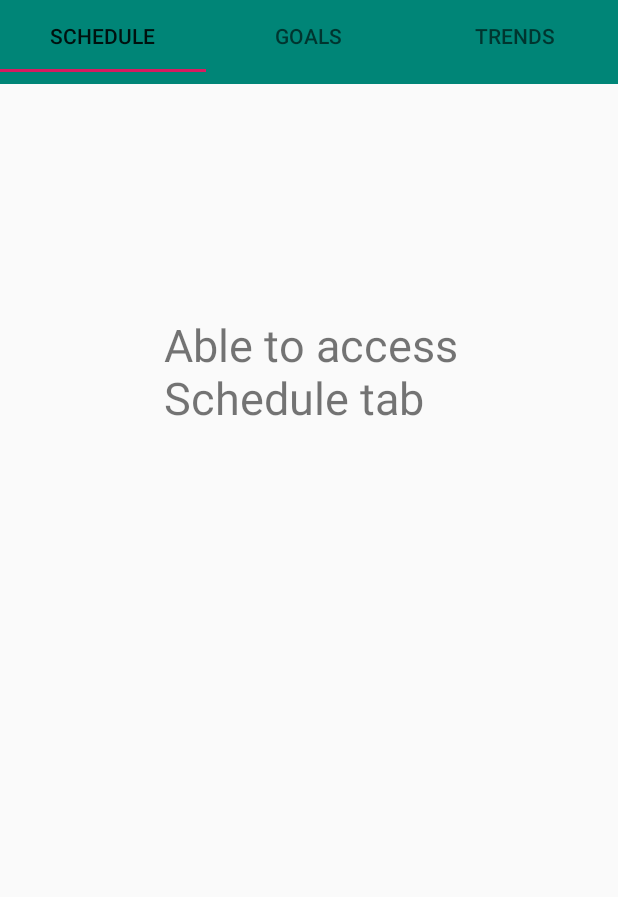
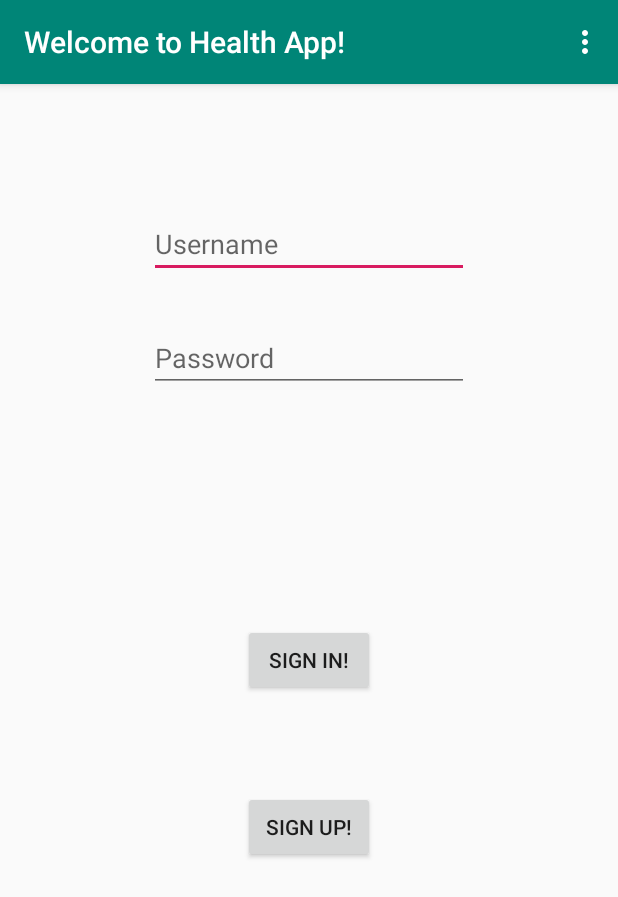
Before and after one commit to mskopic/HealthApp_test, an Android app: the screen it shows after launch (MainActivity), on a phone screen of 412 x 824 dp. Shown: the top 897 px of the screen. Run offline under Robolectric (Android 15) with nearby library versions, the phone set to English and light mode, and no system bars.

Commit message:
user sign in/ sign up

```diff
--- /dev/null
+++ b/app/src/main/res/layout/activity_welcome.xml
@@ -0,0 +1,25 @@
+<?xml version="1.0" encoding="utf-8"?>
+<android.support.design.widget.CoordinatorLayout xmlns:android="http://schemas.android.com/apk/res/android"
+    xmlns:app="http://schemas.android.com/apk/res-auto"
+    xmlns:tools="http://schemas.android.com/tools"
+    android:layout_width="match_parent"
+    android:layout_height="match_parent"
+    tools:context=".Welcome">
+
+    <android.support.design.widget.AppBarLayout
+        android:layout_width="match_parent"
+        android:layout_height="wrap_content"
+        android:theme="@style/AppTheme.AppBarOverlay">
+
+        <android.support.v7.widget.Toolbar
+            android:id="@+id/toolbar"
+            android:layout_width="match_parent"
+            android:layout_height="?attr/actionBarSize"
+            android:background="?attr/colorPrimary"
+            app:popupTheme="@style/AppTheme.PopupOverlay" />
+
+    </android.support.design.widget.AppBarLayout>
+
+    <include layout="@layout/content_welcome" />
+
+</android.support.design.widget.CoordinatorLayout>
--- /dev/null
+++ b/app/src/main/res/layout/content_welcome.xml
@@ -0,0 +1,95 @@
+<?xml version="1.0" encoding="utf-8"?>
+<android.support.constraint.ConstraintLayout xmlns:android="http://schemas.android.com/apk/res/android"
+    xmlns:app="http://schemas.android.com/apk/res-auto"
+    xmlns:tools="http://schemas.android.com/tools"
+    android:layout_width="match_parent"
+    android:layout_height="match_parent"
+    app:layout_behavior="@string/appbar_scrolling_view_behavior"
+    tools:context=".Welcome"
+    tools:showIn="@layout/activity_welcome">
+
+    <EditText
+        android:id="@+id/username"
+        android:layout_width="wrap_content"
+        android:layout_height="wrap_content"
+        android:layout_marginStart="8dp"
+        android:layout_marginLeft="8dp"
+        android:layout_marginTop="84dp"
+        android:layout_marginEnd="8dp"
+        android:layout_marginRight="8dp"
+        android:ems="10"
+        android:hint="Username"
+        android:inputType="textPersonName"
+        app:layout_constraintEnd_toEndOf="parent"
+        app:layout_constraintStart_toStartOf="parent"
+        app:layout_constraintTop_toTopOf="parent" />
+
+    <EditText
+        android:id="@+id/password"
+        android:layout_width="wrap_content"
+        android:layout_height="wrap_content"
+        android:layout_marginStart="8dp"
+        android:layout_marginLeft="8dp"
+        android:layout_marginTop="160dp"
+        android:layout_marginEnd="8dp"
+        android:layout_marginRight="8dp"
+        android:ems="10"
+        android:hint="Password"
+        android:inputType="textPassword"
+        app:layout_constraintEnd_toEndOf="parent"
+        app:layout_constraintStart_toStartOf="parent"
+        app:layout_constraintTop_toTopOf="parent" />
+
+    <Button
+        android:id="@+id/signin"
+        android:layout_width="wrap_content"
+        android:layout_height="wrap_content"
+        android:layout_marginStart="8dp"
+        android:layout_marginLeft="8dp"
+        android:layout_marginTop="8dp"
+        android:layout_marginEnd="8dp"
+        android:layout_marginRight="8dp"
+        android:layout_marginBottom="8dp"
+        android:onClick="login"
+        android:text="Sign in!"
+        app:layout_constraintBottom_toBottomOf="parent"
+        app:layout_constraintEnd_toEndOf="parent"
+        app:layout_constraintStart_toStartOf="parent"
+        app:layout_constraintTop_toTopOf="parent" />
+
+    <Button
+        android:id="@+id/signup"
+        android:layout_width="wrap_content"
+        android:layout_height="wrap_content"
+        android:layout_marginStart="8dp"
+        android:layout_marginLeft="8dp"
+        android:layout_marginTop="8dp"
+        android:layout_marginEnd="8dp"
+        android:layout_marginRight="8dp"
+        android:layout_marginBottom="8dp"
+        android:onClick="signup"
+        android:text="Sign Up!"
+        app:layout_constraintBottom_toBottomOf="parent"
+        app:layout_constraintEnd_toEndOf="parent"
+        app:layout_constraintHorizontal_bias="0.501"
+        app:layout_constraintStart_toStartOf="parent"
+        app:layout_constraintTop_toTopOf="parent"
+        app:layout_constraintVertical_bias="0.658" />
+
+    <TextView
+        android:id="@+id/error"
+        android:layout_width="wrap_content"
+        android:layout_height="48dp"
+        android:layout_marginStart="8dp"
+        android:layout_marginLeft="8dp"
+        android:layout_marginTop="8dp"
+        android:layout_marginEnd="8dp"
+        android:layout_marginRight="8dp"
+        android:layout_marginBottom="8dp"
+        app:layout_constraintBottom_toBottomOf="parent"
+        app:layout_constraintEnd_toEndOf="parent"
+        app:layout_constraintStart_toStartOf="parent"
+        app:layout_constraintTop_toTopOf="parent"
+        app:layout_constraintVertical_bias="0.014" />
+
+</android.support.constraint.ConstraintLayout>
--- a/app/src/main/res/values/strings.xml
+++ b/app/src/main/res/values/strings.xml
@@ -92,4 +92,10 @@
     <string name="title_activity_diet_macros">DietMacros</string>
     <string name="title_activity_meal">Meal</string>
     <string name="title_activity_new_meal">NewMeal</string>
+
+    <!-- TODO: Remove or change this placeholder text -->
+    <string name="hello_blank_fragment">Hello blank fragment</string>
+    <string name="title_activity_tabs">TabsActivity</string>
+    <string name="title_activity_welcome">Welcome</string>
+    <string name="title_activity_user_sign_up">UserSignUp</string>
 </resources>
```
Also changed, not shown: app/src/main/AndroidManifest.xml (+20 -1 lines), app/src/main/java/com/example/healthapp_test/Diet.java (+13 -7 lines), app/src/main/java/com/example/healthapp_test/MainActivity.java (+68 -11 lines), app/src/main/java/com/example/healthapp_test/Meal.java (+6 -2 lines), app/src/main/java/com/example/healthapp_test/TabsActivity.java (added, +69 -0 lines), app/src/main/java/com/example/healthapp_test/UserDetails.java (added, +41 -0 lines), app/src/main/java/com/example/healthapp_test/UserSignUp.java (added, +47 -0 lines), app/src/main/java/com/example/healthapp_test/Welcome.java (added, +49 -0 lines), app/src/main/res/layout/activity_tabs.xml (added, +33 -0 lines), app/src/main/res/layout/activity_user_sign_up.xml (added, +25 -0 lines), app/src/main/res/layout/content_tabs.xml (added, +11 -0 lines), app/src/main/res/layout/content_user_sign_up.xml (added, +185 -0 lines).
